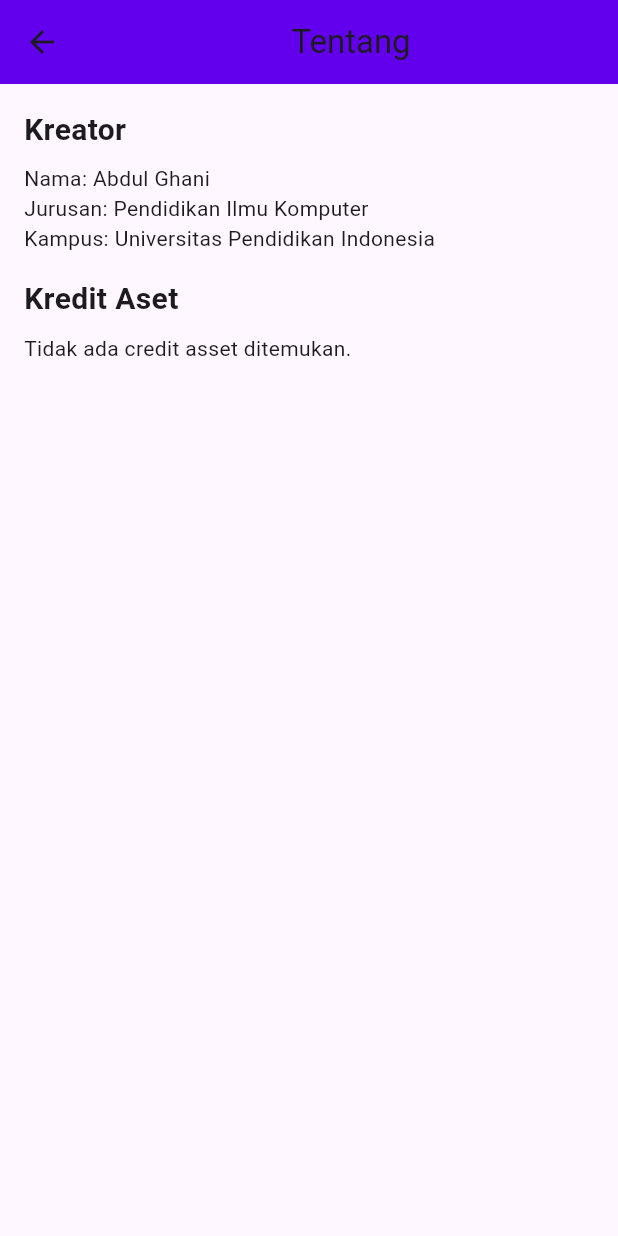
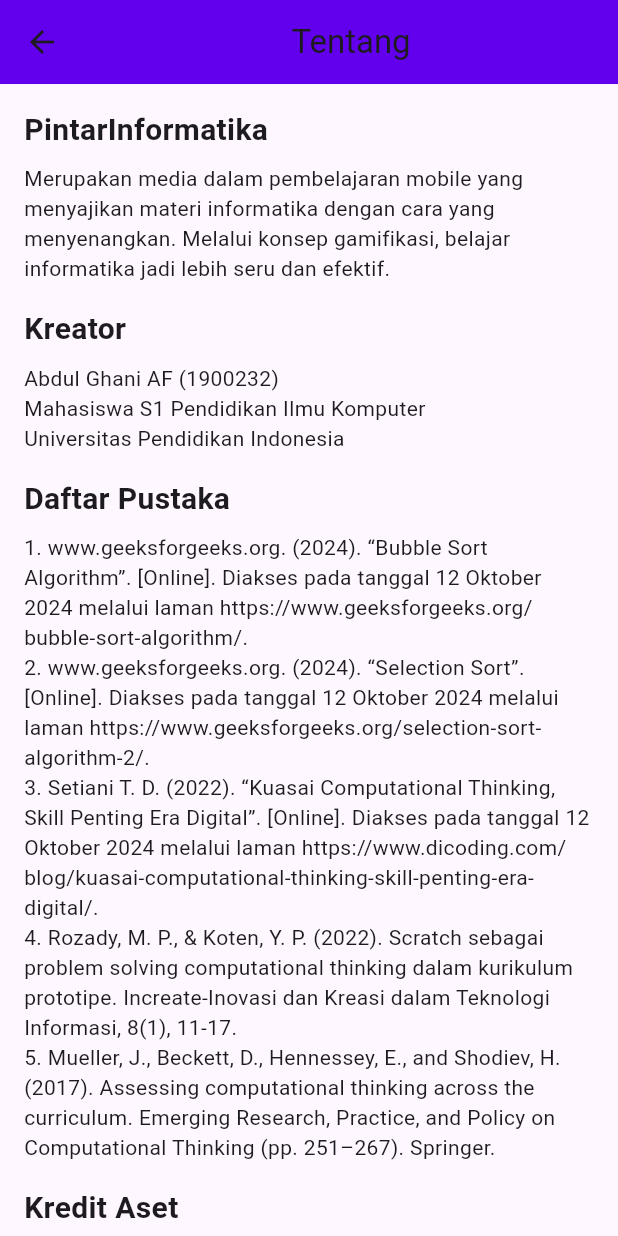
Before and after one commit to yendrapriambada/algopintar-Flutter, a Flutter app: the HomepageWeb screen opened directly with empty values, after a tap on "Tentang aplikasi ini", on a phone screen of 412 x 824 dp. Run offline on Flutter 3.47's test engine with Material 3 defaults, Android fonts, the phone set to English and light mode, and no system bars; our stand-ins replace data_table_2, email_validator, firebase_auth, firebase_core, firebase_database, fl_chart and 3 more; missing offline and left inert: syncfusion_flutter_pdfviewer; accounts and stored records are empty; network calls fail; project files that could hold a hidden picture were left out.

Commit message:
Revisi mainscreen head bar stretch width + update about screen

```diff
--- a/lib/screens/about_screen.dart
+++ b/lib/screens/about_screen.dart
@@ -49,18 +49,45 @@
           child: Column(
             crossAxisAlignment: CrossAxisAlignment.start,
             children: [
-              // Section Creator
+              // Tentang Aplikasi
+              Text(
+                'PintarInformatika',
+                style: TextStyle(fontSize: 20, fontWeight: FontWeight.bold),
+              ),
+              SizedBox(height: 8),
+              Text(
+                'Merupakan media dalam pembelajaran mobile yang menyajikan materi informatika dengan cara yang menyenangkan. '
+                    'Melalui konsep gamifikasi, belajar informatika jadi lebih seru dan efektif.',
+              ),
+              SizedBox(height: 16),
+
+              // Kreator
               Text(
                 'Kreator',
                 style: TextStyle(fontSize: 20, fontWeight: FontWeight.bold),
               ),
               SizedBox(height: 8),
-              Text('Nama: Abdul Ghani'),
-              Text('Jurusan: Pendidikan Ilmu Komputer'),
-              Text('Kampus: Universitas Pendidikan Indonesia'),
+              Text('Abdul Ghani AF (1900232)'),
+              Text('Mahasiswa S1 Pendidikan Ilmu Komputer'),
+              Text('Universitas Pendidikan Indonesia'),
               SizedBox(height: 16),
 
-              // Section Credits
+              // Daftar Pustaka
+              Text(
+                'Daftar Pustaka',
+                style: TextStyle(fontSize: 20, fontWeight: FontWeight.bold),
+              ),
+              SizedBox(height: 8),
+              Text(
+                '1. www.geeksforgeeks.org. (2024). “Bubble Sort Algorithm”. [Online]. Diakses pada tanggal 12 Oktober 2024 melalui laman https://www.geeksforgeeks.org/bubble-sort-algorithm/.\n'
+                    '2. www.geeksforgeeks.org. (2024). “Selection Sort”. [Online]. Diakses pada tanggal 12 Oktober 2024 melalui laman https://www.geeksforgeeks.org/selection-sort-algorithm-2/.\n'
+                    '3. Setiani T. D. (2022). “Kuasai Computational Thinking, Skill Penting Era Digital”. [Online]. Diakses pada tanggal 12 Oktober 2024 melalui laman https://www.dicoding.com/blog/kuasai-computational-thinking-skill-penting-era-digital/.\n'
+                    '4. Rozady, M. P., & Koten, Y. P. (2022). Scratch sebagai problem solving computational thinking dalam kurikulum prototipe. Increate-Inovasi dan Kreasi dalam Teknologi Informasi, 8(1), 11-17.\n'
+                    '5. Mueller, J., Beckett, D., Hennessey, E., and Shodiev, H. (2017). Assessing computational thinking across the curriculum. Emerging Research, Practice, and Policy on Computational Thinking (pp. 251–267). Springer.',
+              ),
+              SizedBox(height: 16),
+
+              // Kredit Aset
               Text(
                 'Kredit Aset',
                 style: TextStyle(fontSize: 20, fontWeight: FontWeight.bold),
@@ -69,7 +96,7 @@
               _isLoading
                   ? Center(child: CircularProgressIndicator())
                   : _creditsList.isEmpty
-                  ? Text('Tidak ada credit asset ditemukan.')
+                  ? Text('Tidak ada kredit aset ditemukan.')
                   : ListView.builder(
                 shrinkWrap: true,
                 physics: NeverScrollableScrollPhysics(),
@@ -98,7 +125,7 @@
   factory Credit.fromMap(String id, Map<dynamic, dynamic> data) {
     return Credit(
       id: id,
-      name: data['name'] ?? 'Unknown', // Mengambil field 'name' dari data Firebase
+      name: data['name'] ?? 'Unknown',
     );
   }
 }
--- a/lib/screens/main_screen.dart
+++ b/lib/screens/main_screen.dart
@@ -216,13 +216,6 @@
                 children: <Widget>[
                   const SizedBox(height: 32),
                   Row(
-                    crossAxisAlignment: CrossAxisAlignment.start,
-                    children: [
-                      Expanded(
-                        child: Column(
-                          crossAxisAlignment: CrossAxisAlignment.stretch,
-                          children: [
-                            Row(
                     mainAxisAlignment: MainAxisAlignment.spaceBetween,
                     crossAxisAlignment: CrossAxisAlignment.center,
                     children: [
@@ -293,6 +286,15 @@
                       ),
                     ],
                   ),
+                  const SizedBox(height: 16),
+                  Row(
+                    crossAxisAlignment: CrossAxisAlignment.start,
+                    children: [
+                      Expanded(
+                        child: Column(
+                          crossAxisAlignment: CrossAxisAlignment.stretch,
+                          children: [
+
                             Container(
                               padding: const EdgeInsets.all(16.0),
                               child: Card(
@@ -539,6 +541,9 @@
                       ),
                       const SizedBox(width: 32),
                       Expanded(
+                        child: Container(
+                          margin: const EdgeInsets.only(
+                              top: 16.0),
                           child: Card(
                             shape: RoundedRectangleBorder(
                               borderRadius: BorderRadius.circular(10.0),
@@ -679,6 +684,7 @@
                                                 })),
                                       ]),
                                 ],
+                              ),
                             ),
                           ),
                         ),
@@ -1084,6 +1090,29 @@
           ],
         ),
       ),
+      bottomNavigationBar: BottomAppBar(
+        child: Container(
+          height: 60,
+          child: Row(
+            mainAxisAlignment: MainAxisAlignment.start,
+            children: [
+              TextButton.icon(
+                onPressed: () {
+                  Navigator.push(
+                    context,
+                    MaterialPageRoute(builder: (context) => AboutScreen()),
+                  );
+                },
+                icon: Icon(Icons.info, color: Color(0xff5D60E2)),
+                label: Text(
+                  'Tentang aplikasi ini',
+                  style: TextStyle(color: Color(0xff5D60E2), fontStyle: FontStyle.italic, fontSize: 11),
+                ),
+              ),
+            ],
+          ),
+        ),
+      ),
     );
   }
 }
```
Lines whose indentation alone changed are shown as unchanged.
